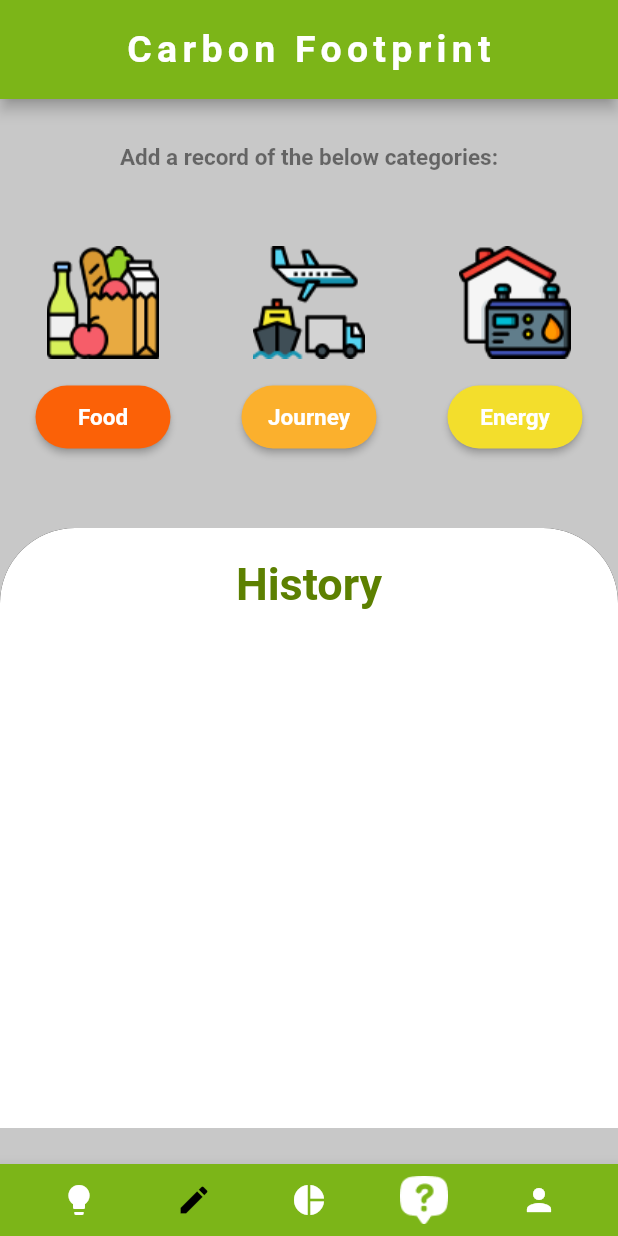
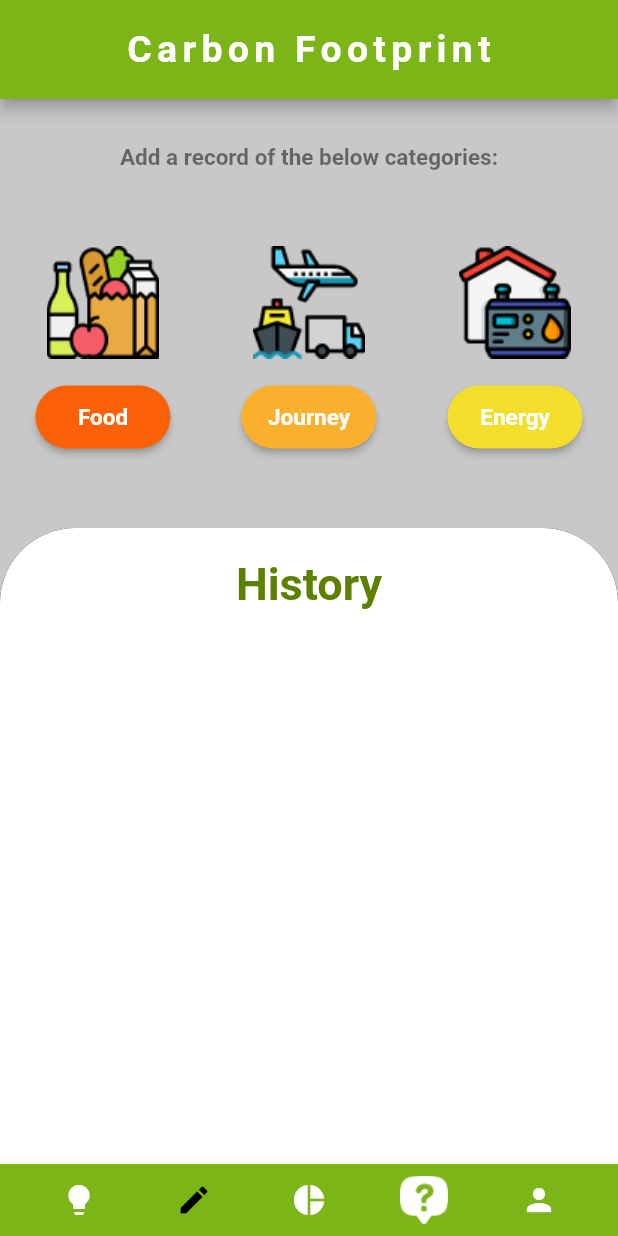
Before and after one commit to helloSamTee/kitahack-lucerna, a Flutter app: the CarbonFootprintTracker screen opened directly, on a phone screen of 412 x 824 dp. Run offline on Flutter 3.47's test engine with Material 3 defaults, Android fonts, the phone set to English and light mode, and no system bars; our stand-ins replace cloud_firestore, dropdown_search, firebase_auth, firebase_core, fl_chart, google_fonts and 5 more; accounts and stored records are empty; network calls fail.

Commit message:
Change Colour & Add ads

```diff
--- a/lib/calculator/carbon_footprint.dart
+++ b/lib/calculator/carbon_footprint.dart
@@ -35,8 +35,6 @@ class _CarbonFootprintTrackerState extends State<CarbonFootprintTracker> {
       backgroundColor: Color.fromRGBO(
           200, 200, 200, 1), // const Color.fromRGBO(173, 191, 127, 1),
       body: SafeArea(
-          child: SingleChildScrollView(
-        // Wrapping the entire body in a SingleChildScrollView
         child: Column(
           crossAxisAlignment: CrossAxisAlignment.center,
           children: [
@@ -66,10 +64,12 @@ class _CarbonFootprintTrackerState extends State<CarbonFootprintTracker> {
               ],
             ),
             const SizedBox(height: 50),
-            _buildHistorySection(context, historyProvider),
+            Expanded(
+              child: _buildHistorySection(context, historyProvider),
+            ),
           ],
         ),
-      )),
+      ),
       appBar: CommonAppBar(title: "Carbon Footprint"),
       bottomNavigationBar:
           CommonBottomNavigationBar(selectedTab: BottomTab.tracker),
@@ -155,7 +155,7 @@ class _CarbonFootprintTrackerState extends State<CarbonFootprintTracker> {
               ),
             ],
           ),
-          constraints: const BoxConstraints(maxHeight: 400),
+          constraints: const BoxConstraints(minHeight: 200),
           child: Padding(
             padding: const EdgeInsets.fromLTRB(30, 20, 30, 15),
             child: Column(
@@ -170,9 +170,7 @@ class _CarbonFootprintTrackerState extends State<CarbonFootprintTracker> {
                     color: Theme.of(context).colorScheme.primary,
                   ),
                 ),
-                Container(
-                  height:
-                      300, // Make sure it has a fixed height or use scrollable content
+                Expanded(
                   child: _buildHistoryList(historyProvider),
                 ),
                 SizedBox(
--- a/lib/chat/chat.dart
+++ b/lib/chat/chat.dart
@@ -202,7 +202,7 @@ class _ChatState extends State<chat> {
                     padding: const EdgeInsets.all(20.0),
                     decoration: BoxDecoration(
                       color: const Color(
-                          0xFFB7C49D), //Color.fromRGBO(200, 200, 200,1), //
+                          0xFFD3DDC1), //Color.fromRGBO(200, 200, 200,1), //
                       borderRadius: BorderRadius.circular(10),
                     ),
                     child: Column(
--- a/lib/home/visualisation_slider.dart
+++ b/lib/home/visualisation_slider.dart
@@ -59,7 +59,7 @@ class CarbonVisualizationScreen extends StatelessWidget {
       height: 300,
       child: DecoratedBox(
         decoration: const BoxDecoration(
-          color: Color(0xFFB7C49D), // Color.fromRGBO(200, 200, 200, 1),
+          color: Color(0xFFD3DDC1), // Color.fromRGBO(200, 200, 200, 1),
           borderRadius: BorderRadius.all(Radius.circular(15)),
         ),
         child: visualisation,
```
Also changed, not shown: lib/home/dashboard.dart (+13 -1 lines), lib/login/login_page.dart (+1 -49 lines), assets/ads.jpg (added).
